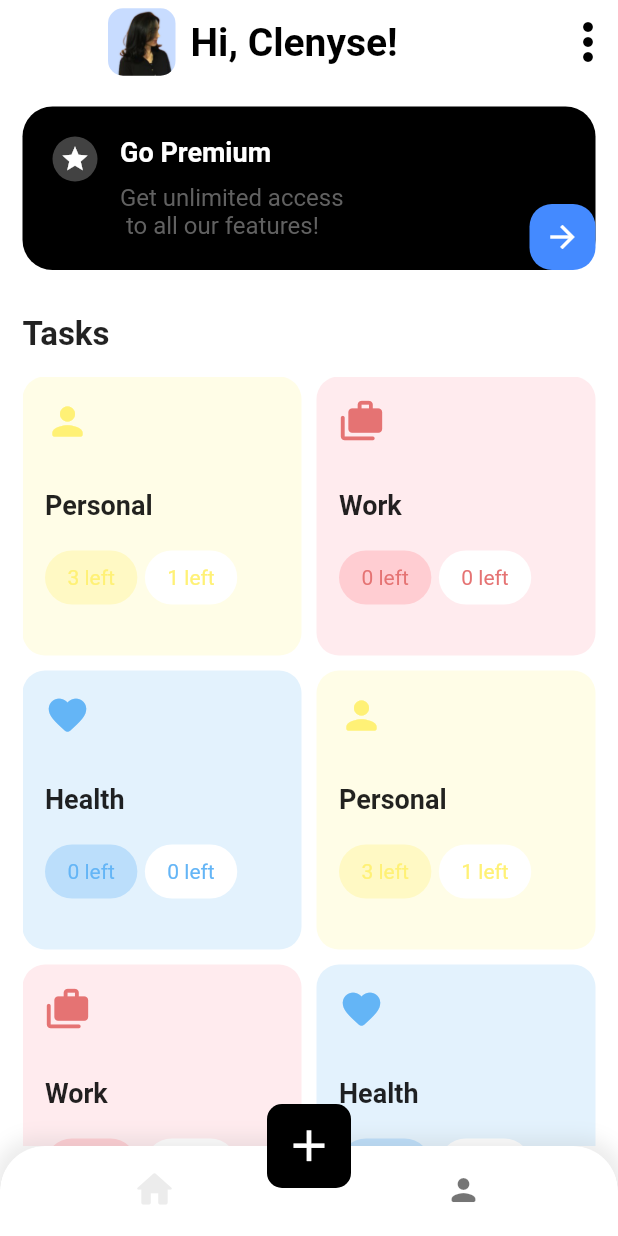
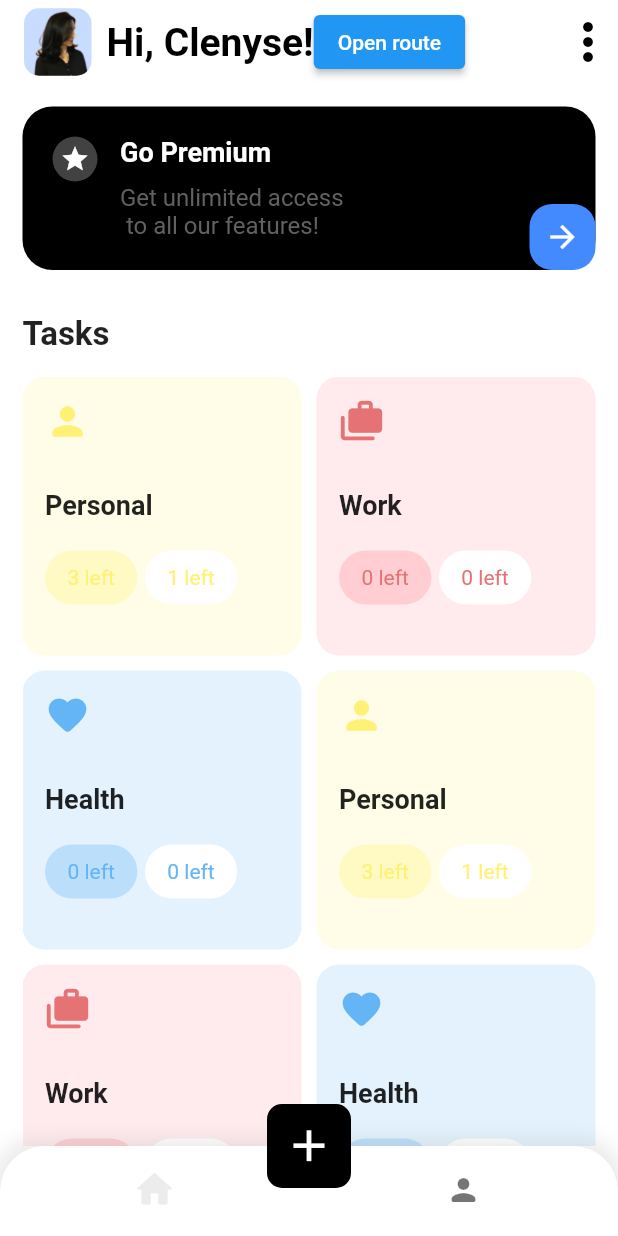
Before and after one commit to dmutoni/task-mis, a Flutter app: the HomePage screen opened directly, on a phone screen of 412 x 824 dp. Run offline on Flutter 3.47's test engine with Material 2 defaults, Android fonts, the light colour scheme and no system bars; our stand-ins replace dotted_border, timeline_tile.

Commit message:
Feat:(Added navigation)

```diff
--- a/lib/main.dart
+++ b/lib/main.dart
@@ -18,7 +18,7 @@ class MyApp extends StatelessWidget {
     return const MaterialApp(
       debugShowCheckedModeBanner: false,
       title: 'Flutter Demo',
-      home: Learning(),
+      home: HomePage(),
     );
   }
 }
--- a/lib/screens/home/home.dart
+++ b/lib/screens/home/home.dart
@@ -2,6 +2,7 @@ import 'package:flutter/cupertino.dart';
 import 'package:flutter/material.dart';
 import 'package:task_mis_app/screens/home/widgets/go_premium.dart';
 import 'package:task_mis_app/screens/home/widgets/tasks.dart';
+import 'package:task_mis_app/screens/learning/learning.dart';
 
 class HomePage extends StatelessWidget {
   const HomePage({Key? key}) : super(key: key);
@@ -10,7 +11,7 @@ class HomePage extends StatelessWidget {
   Widget build(BuildContext context) {
     return Scaffold(
         backgroundColor: Colors.white,
-        appBar: _buildAppBar(),
+        appBar: _buildAppBar(context),
         body: Column(
           crossAxisAlignment: CrossAxisAlignment.start,
           children: [
@@ -76,7 +77,7 @@ class HomePage extends StatelessWidget {
     );
   }
 
-  AppBar _buildAppBar() {
+  AppBar _buildAppBar(BuildContext context) {
     return AppBar(
       backgroundColor: Colors.white,
       elevation: 0,
@@ -91,7 +92,16 @@ class HomePage extends StatelessWidget {
         const SizedBox(width: 10),
         const Text('Hi, Clenyse!',
             style: TextStyle(
-                color: Colors.black, fontSize: 26, fontWeight: FontWeight.bold))
+                color: Colors.black, fontSize: 26, fontWeight: FontWeight.bold)),
+        ElevatedButton(
+          child: Text('Open route'),
+          onPressed: () {
+            Navigator.push(
+              context,
+              MaterialPageRoute(builder: (context) => const Learning()),
+            );
+          },
+        ),
       ]),
       actions: const [Icon(Icons.more_vert, color: Colors.black, size: 40)],
     );
```
Also changed, not shown: lib/screens/learning/learning.dart (+9 -7 lines).
